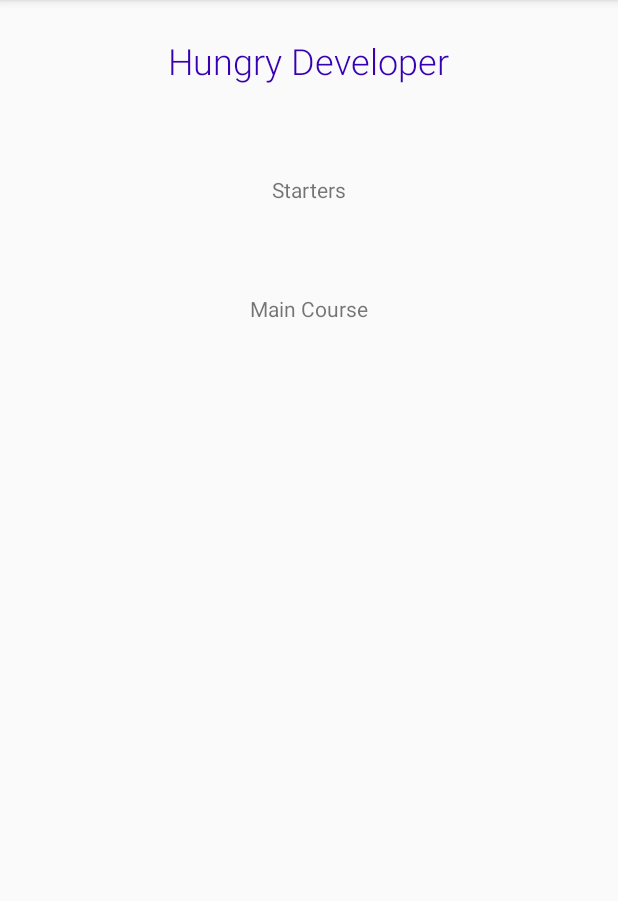
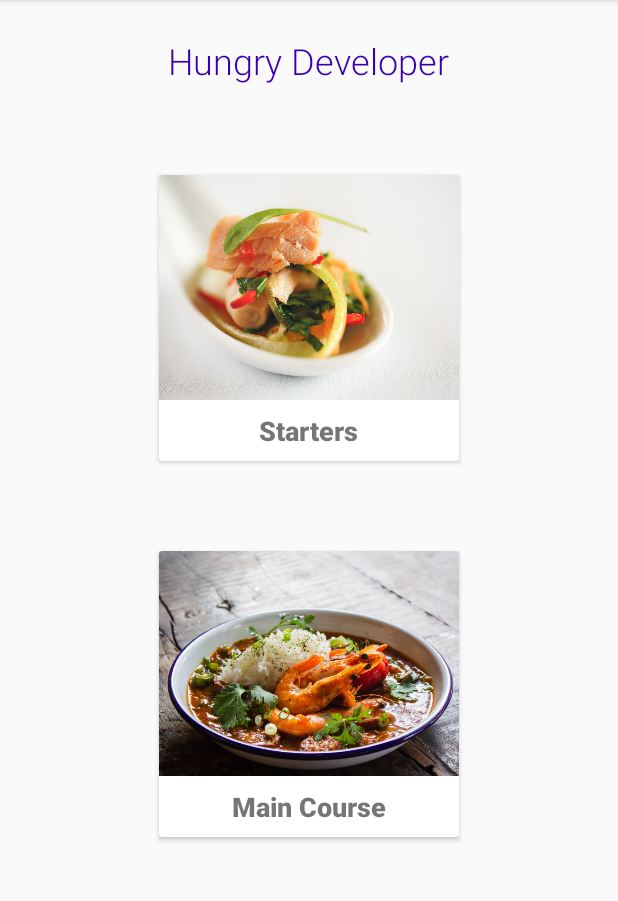
Before and after one commit to marbysneaker/RestaurantApp, an Android app: the screen it shows after launch (MainActivity), on a phone screen of 412 x 824 dp, the part 84-985 px from its top. Run offline under Robolectric (Android 15) with nearby library versions, the phone set to English and light mode, and no system bars.

Commit message:
finishing xml

```diff
--- a/app/build.gradle
+++ b/app/build.gradle
@@ -35,4 +35,5 @@ dependencies {
     testImplementation 'junit:junit:4.13.2'
     androidTestImplementation 'com.android.support.test:runner:1.0.2'
     androidTestImplementation 'com.android.support.test.espresso:espresso-core:3.0.2'
+    implementation "androidx.cardview:cardview:1.0.0"
 }
--- a/app/src/main/java/com/example/restaurantdeveloper/MainActivity.java
+++ b/app/src/main/java/com/example/restaurantdeveloper/MainActivity.java
@@ -3,11 +3,18 @@ package com.example.restaurantdeveloper;
 import android.support.v7.app.AppCompatActivity;
 import android.os.Bundle;
 
+import androidx.cardview.widget.CardView;
+
 public class MainActivity extends AppCompatActivity {
 
+
+    CardView startercard;
+    CardView maincard;
     @Override
     protected void onCreate(Bundle savedInstanceState) {
         super.onCreate(savedInstanceState);
         setContentView(R.layout.activity_main);
+        startercard = findViewById(R.id.card_view_starters);
+        maincard = findViewById(R.id.card_view_main);
     }
 }
--- a/app/src/main/res/layout/activity_main.xml
+++ b/app/src/main/res/layout/activity_main.xml
@@ -9,27 +9,79 @@
         android:layout_width="wrap_content"
         android:layout_height="wrap_content"
         android:layout_centerHorizontal="true"
+        android:fontFamily="sans-serif-light"
         android:text="Hungry Developer"
-        android:textSize="24sp"
-        android:fontFamily="sans-serif-light"
-        android:textColor="@color/purple_700"/>
+        android:textColor="@color/purple_700"
+        android:textSize="24sp" />
 
-    <TextView
-        android:id="@+id/text_view_starters"
-        android:layout_width="wrap_content"
+    <androidx.cardview.widget.CardView
+        android:id="@+id/card_view_starters"
+        android:layout_width="200dp"
         android:layout_height="wrap_content"
+        android:layout_below="@id/text_view_restaurant_name"
         android:layout_centerHorizontal="true"
-        android:layout_below="@id/text_view_restaurant_name"
-        android:text="Starters"
-        android:layout_marginTop="60dp"/>
+        android:layout_marginTop="60dp">
 
-    <TextView
-        android:layout_width="wrap_content"
+        <LinearLayout
+            android:layout_width="match_parent"
+            android:layout_height="wrap_content"
+            android:orientation="vertical">
+
+            <ImageView
+                android:layout_width="match_parent"
+                android:layout_height="150dp"
+                android:src="@drawable/starter"
+                android:scaleType="centerCrop"/>
+
+            <TextView
+                android:id="@+id/text_view_starters"
+                android:layout_width="wrap_content"
+                android:layout_height="wrap_content"
+                android:layout_margin="8dp"
+                android:textSize="18sp"
+                android:fontFamily="sans-serif-black"
+                android:text="Starters"
+                android:layout_gravity="center"/>
+
+        </LinearLayout>
+
+    </androidx.cardview.widget.CardView>
+
+    <androidx.cardview.widget.CardView
+        android:layout_width="200dp"
         android:layout_height="wrap_content"
-        android:id="@+id/text_view_mains"
-        android:layout_below="@id/text_view_starters"
+        android:layout_below="@id/card_view_starters"
         android:layout_centerHorizontal="true"
-        android:text="Main Course"
-        android:layout_marginTop="60dp"/>
+        android:layout_marginTop="60dp"
+        android:id="@+id/card_view_main">
+
+        <LinearLayout
+            android:layout_width="match_parent"
+            android:layout_height="wrap_content"
+            android:orientation="vertical">
+
+            <ImageView
+                android:layout_width="match_parent"
+                android:layout_height="150dp"
+                android:src="@drawable/main"
+                android:scaleType="centerCrop"/>
+
+            <TextView
+                android:id="@+id/text_view_mains"
+                android:layout_width="wrap_content"
+                android:layout_height="wrap_content"
+                android:layout_gravity="center"
+                android:text="Main Course"
+                android:layout_margin="8dp"
+                android:textSize="18sp"
+                android:fontFamily="sans-serif-black"/>
+
+
+
+        </LinearLayout>
+
+
+    </androidx.cardview.widget.CardView>
+
 
 </RelativeLayout>
```
Also changed, not shown: app/src/main/res/drawable-xxxhdpi/main.jpg (added), app/src/main/res/drawable-xxxhdpi/starter.jpg (added).
